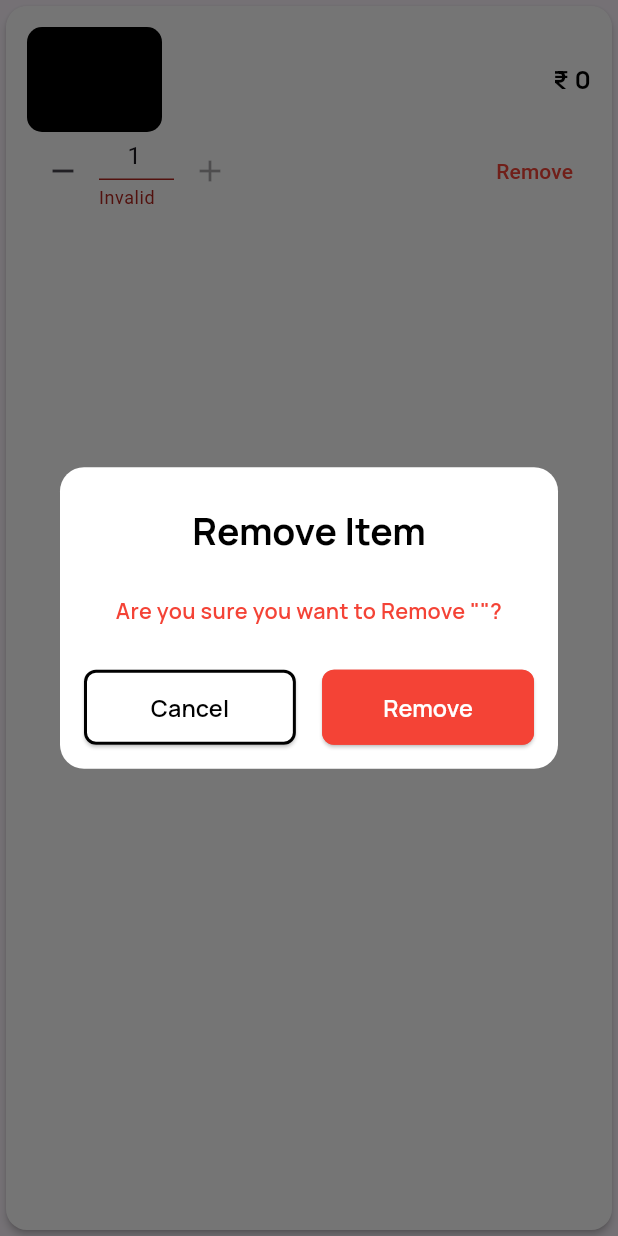
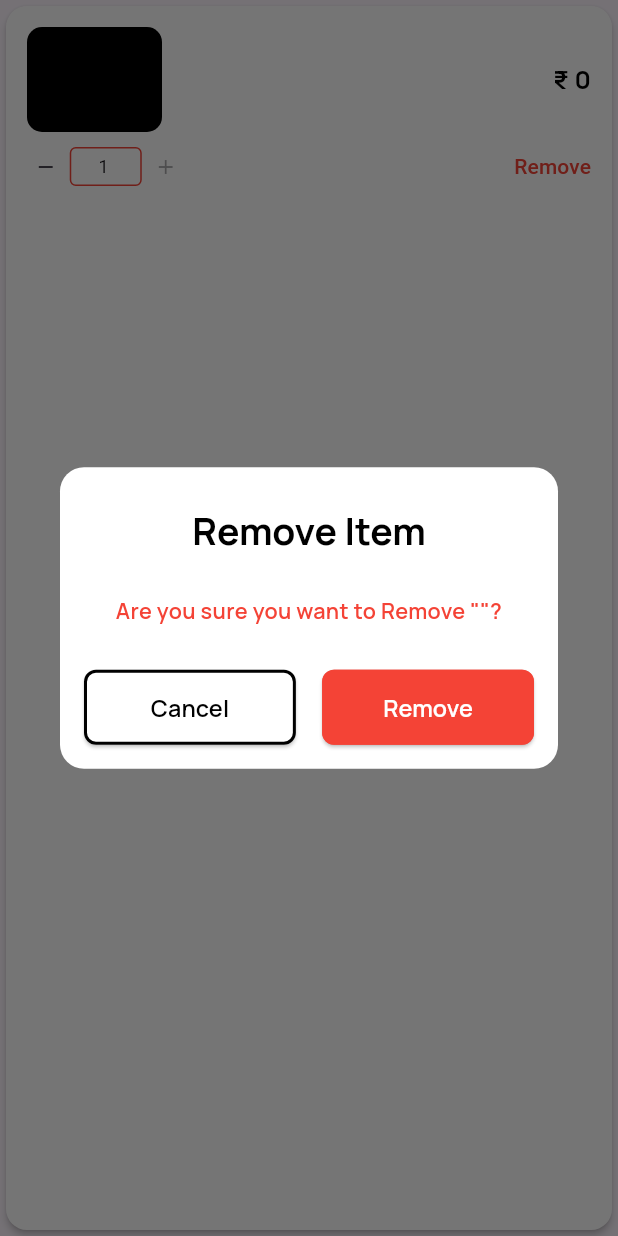
Before and after one commit to Muhammed-Aflah-A/Stock-Pilot, a Flutter app: the CartListTileWidget widget shown alone on an empty page, opened directly with empty values, after a tap on the "remove" icon, on a phone screen of 412 x 824 dp. Run offline on Flutter 3.47's test engine with Material 3 defaults, Android fonts, the phone set to English and light mode, and no system bars; our stand-ins replace animated_text_kit, device_info_plus, fl_chart, hive, hive_flutter, image_cropper and 3 more; accounts and stored records are empty; statements that could not run were skipped.

Commit message:
design(ui): enhance cart list tile layout and quantity control styling
- Restructured layout to position quantity controls beneath the product image.
- Replaced underline borders with a premium OutlineInputBorder style.
- Improved vertical alignment for price and 'Remove' action buttons.
- Optimized control dimensions to prevent overflow on smaller devices.
- Expanded input field width for 4-digit visibility and centered text.

```diff
--- a/lib/presentation/cart/widgets/cart_list_tile_widget.dart
+++ b/lib/presentation/cart/widgets/cart_list_tile_widget.dart
@@ -78,10 +78,15 @@ class _CartListTileWidgetState extends State<CartListTileWidget> {
                         : const Icon(Icons.inventory_2_rounded),
                   ),
                 ),
-                const SizedBox(width: 16),
+                const SizedBox(width: 8),
+                Expanded(
+                  child: Row(
+                    crossAxisAlignment: CrossAxisAlignment.center,
+                    children: [
                       Expanded(
                         child: Column(
                           crossAxisAlignment: CrossAxisAlignment.start,
+                          mainAxisAlignment: MainAxisAlignment.center,
                           children: [
                             Text(
                               product.productName ?? "",
@@ -100,6 +105,7 @@ class _CartListTileWidgetState extends State<CartListTileWidget> {
                           ],
                         ),
                       ),
+                      const SizedBox(width: 4),
                       Text(
                         NumberFormatterUtil.formatCurrency(
                           double.tryParse(product.salesRate ?? '0') ?? 0,
@@ -108,12 +114,24 @@ class _CartListTileWidgetState extends State<CartListTileWidget> {
                       ),
                     ],
                   ),
+                ),
+              ],
+            ),
+            const SizedBox(height: 10),
             Row(
-              mainAxisAlignment: MainAxisAlignment.spaceBetween,
+              crossAxisAlignment: CrossAxisAlignment.center,
               children: [
-                Row(
+                SizedBox(
+                  width: 105,
+                  child: Row(
+                    mainAxisAlignment: MainAxisAlignment.center,
                     children: [
-                    IconButton(
+                      SizedBox(
+                        width: 24,
+                        height: 24,
+                        child: IconButton(
+                          padding: EdgeInsets.zero,
+                          constraints: const BoxConstraints(),
                           onPressed: () async {
                             if (quantity == 1) {
                               showDialog(
@@ -124,7 +142,6 @@ class _CartListTileWidgetState extends State<CartListTileWidget> {
                                   actionColor: ColourStyles.colorRed,
                                   displayName:
                                       widget.item.product.productName ?? "",
-
                                   onConfirm: () async {
                                     await provider.removeItem(widget.item);
                                     return true;
@@ -135,31 +152,49 @@ class _CartListTileWidgetState extends State<CartListTileWidget> {
                               await provider.decreaseQty(widget.item);
                             }
                           },
-                      icon: const Icon(Icons.remove),
+                          icon: const Icon(Icons.remove, size: 16),
                         ),
+                      ),
+                      const SizedBox(width: 4),
                       SizedBox(
-                      width: 50,
+                        width: 48,
                         child: TextFormField(
                           controller: controller,
                           decoration: InputDecoration(
                             isDense: true,
+                            contentPadding: const EdgeInsets.symmetric(
+                              vertical: 4,
+                              horizontal: 2,
+                            ),
                             errorText: isInvalid ? "Invalid" : null,
-                          enabledBorder: UnderlineInputBorder(
-                            borderSide: BorderSide(
-                              color: isInvalid
-                                  ? ColourStyles.colorRed
-                                  : ColourStyles.primaryColor_2,
+                            errorStyle: const TextStyle(fontSize: 0),
+                            enabledBorder: OutlineInputBorder(
+                              borderRadius: BorderRadius.circular(4),
+                              borderSide: const BorderSide(
+                                color: ColourStyles.primaryColor_2,
                               ),
                             ),
-                          focusedBorder: UnderlineInputBorder(
-                            borderSide: BorderSide(
-                              color: isInvalid
-                                  ? ColourStyles.colorRed
-                                  : ColourStyles.primaryColor_2,
+                            focusedBorder: OutlineInputBorder(
+                              borderRadius: BorderRadius.circular(4),
+                              borderSide: const BorderSide(
+                                color: ColourStyles.primaryColor_2,
+                              ),
+                            ),
+                            errorBorder: OutlineInputBorder(
+                              borderRadius: BorderRadius.circular(4),
+                              borderSide: const BorderSide(
+                                color: ColourStyles.colorRed,
+                              ),
+                            ),
+                            focusedErrorBorder: OutlineInputBorder(
+                              borderRadius: BorderRadius.circular(4),
+                              borderSide: const BorderSide(
+                                color: ColourStyles.colorRed,
                               ),
                             ),
                           ),
                           textAlign: TextAlign.center,
+                          style: const TextStyle(fontSize: 12),
                           keyboardType: TextInputType.number,
                           onChanged: (value) async {
                             if (value.trim().isEmpty) {
@@ -175,7 +210,13 @@ class _CartListTileWidgetState extends State<CartListTileWidget> {
                           },
                         ),
                       ),
-                    IconButton(
+                      const SizedBox(width: 4),
+                      SizedBox(
+                        width: 24,
+                        height: 24,
+                        child: IconButton(
+                          padding: EdgeInsets.zero,
+                          constraints: const BoxConstraints(),
                           onPressed: isMaxReached
                               ? null
                               : () async {
@@ -191,11 +232,24 @@ class _CartListTileWidgetState extends State<CartListTileWidget> {
                                     );
                                   }
                                 },
-                      icon: const Icon(Icons.add),
+                          icon: const Icon(Icons.add, size: 16),
+                        ),
                       ),
                     ],
                   ),
-                TextButton(
+                ),
+
+
+                const SizedBox(width: 8),
+                Expanded(
+                  child: Align(
+                    alignment: Alignment.centerRight,
+                    child: TextButton(
+                      style: TextButton.styleFrom(
+                        padding: EdgeInsets.zero,
+                        minimumSize: const Size(0, 0),
+                        tapTargetSize: MaterialTapTargetSize.shrinkWrap,
+                      ),
                       onPressed: () {
                         showDialog(
                           context: context,
@@ -213,13 +267,20 @@ class _CartListTileWidgetState extends State<CartListTileWidget> {
                       },
                       child: const Text(
                         "Remove",
-                    style: TextStyle(color: ColourStyles.colorRed),
+                        style: TextStyle(
+                          color: ColourStyles.colorRed,
+                          fontSize: 14,
+                        ),
+                      ),
+                    ),
                   ),
                 ),
               ],
             ),
           ],
         ),
+
+
       ),
     );
   }
```
Lines whose indentation alone changed are shown as unchanged.
